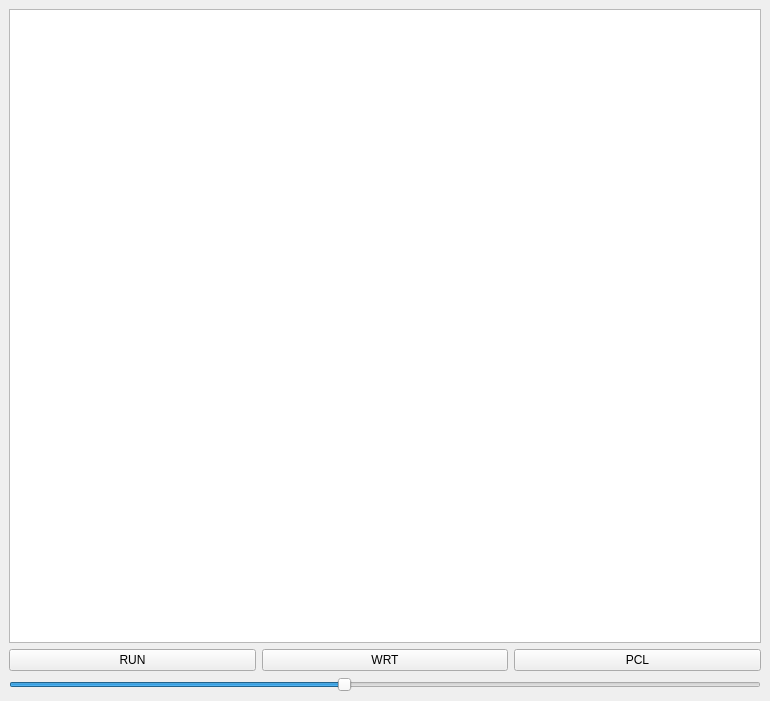
This is main_window.ui in JensGrabner/fx7500g as Qt 5 draws it before an edit. The edited form follows.
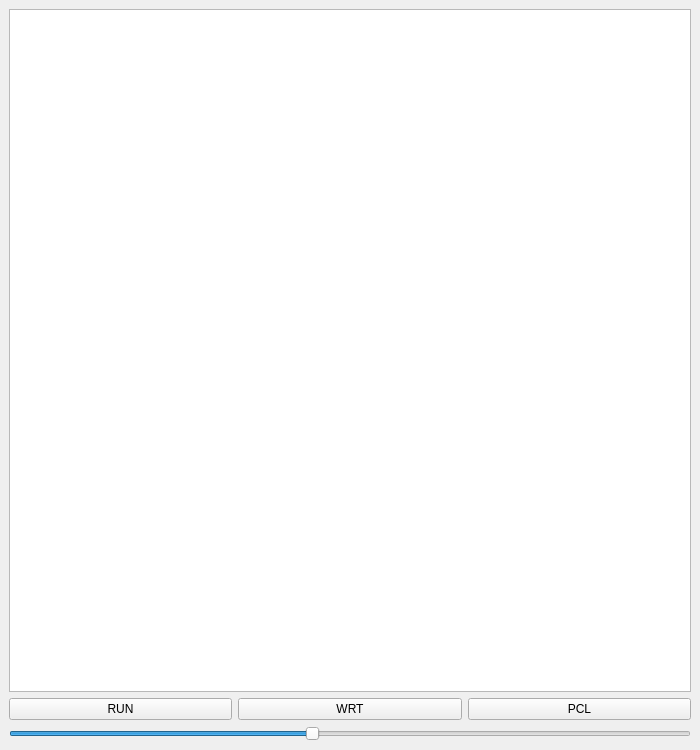
This is the edited form.

```diff
--- a/main_window.ui
+++ b/main_window.ui
@@ -5,8 +5,8 @@
    <rect>
     <x>0</x>
     <y>0</y>
-    <width>770</width>
-    <height>701</height>
+    <width>700</width>
+    <height>750</height>
    </rect>
   </property>
   <property name="windowTitle" >
```
